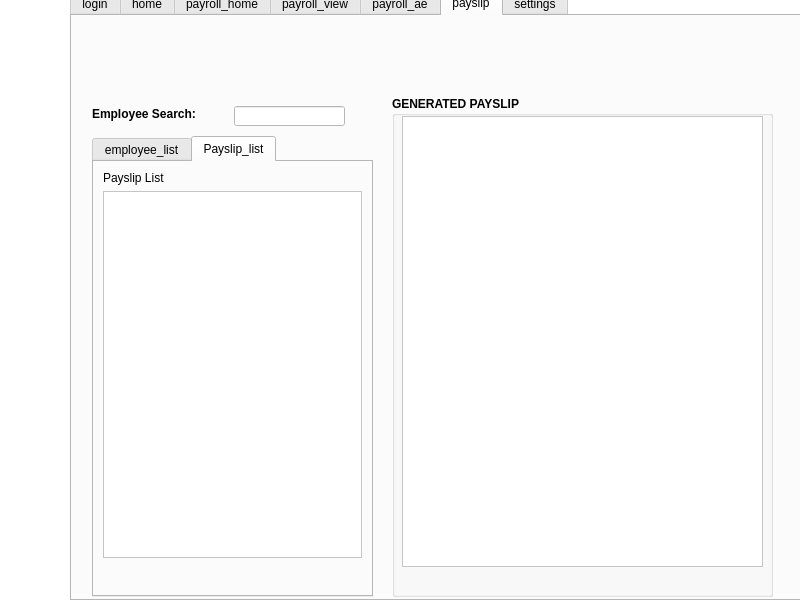
Old version of the form Payroll_System.ui in the repository jaspernicholfabella/payroll-system.
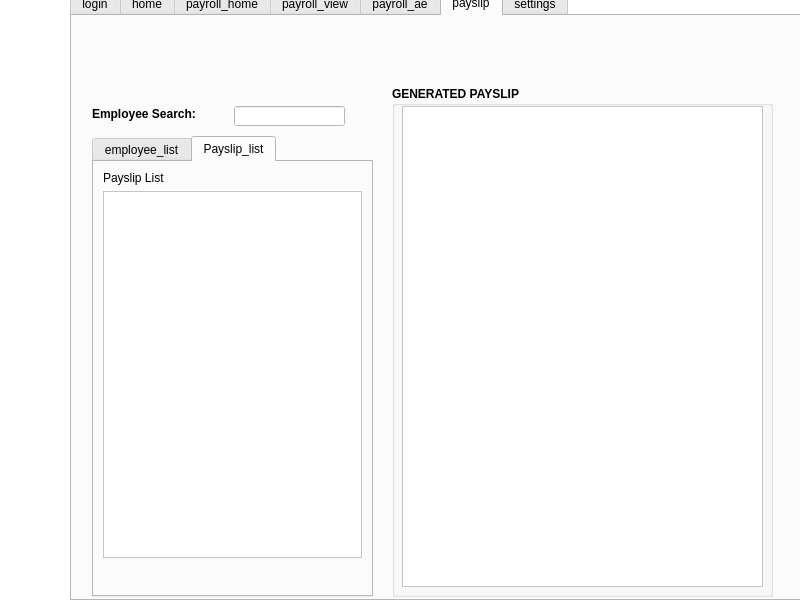
New version of the form. The open tabs and pages were chosen to show the change. Icons and pictures are not drawn.

```diff
--- a/Payroll_System.ui
+++ b/Payroll_System.ui
@@ -1839,9 +1839,9 @@
       <property name="geometry">
        <rect>
         <x>320</x>
-        <y>80</y>
+        <y>70</y>
         <width>381</width>
-        <height>501</height>
+        <height>511</height>
        </rect>
       </property>
       <property name="font">
@@ -1860,9 +1860,16 @@
          <x>10</x>
          <y>20</y>
          <width>361</width>
-         <height>451</height>
+         <height>481</height>
         </rect>
        </property>
+       <property name="html">
+        <string>&lt;!DOCTYPE HTML PUBLIC &quot;-//W3C//DTD HTML 4.0//EN&quot; &quot;http://www.w3.org/TR/REC-html40/strict.dtd&quot;&gt;
+&lt;html&gt;&lt;head&gt;&lt;meta name=&quot;qrichtext&quot; content=&quot;1&quot; /&gt;&lt;style type=&quot;text/css&quot;&gt;
+p, li { white-space: pre-wrap; }
+&lt;/style&gt;&lt;/head&gt;&lt;body style=&quot; font-family:'MS Shell Dlg 2'; font-size:9pt; font-weight:600; font-style:normal;&quot;&gt;
+&lt;p style=&quot;-qt-paragraph-type:empty; margin-top:0px; margin-bottom:0px; margin-left:0px; margin-right:0px; -qt-block-indent:0; text-indent:0px;&quot;&gt;&lt;br /&gt;&lt;/p&gt;&lt;/body&gt;&lt;/html&gt;</string>
+       </property>
       </widget>
      </widget>
      <widget class="QPushButton" name="payslip_logo_1">
```
Left out of the diff: 12 changed lines with no effect on the pictures.
